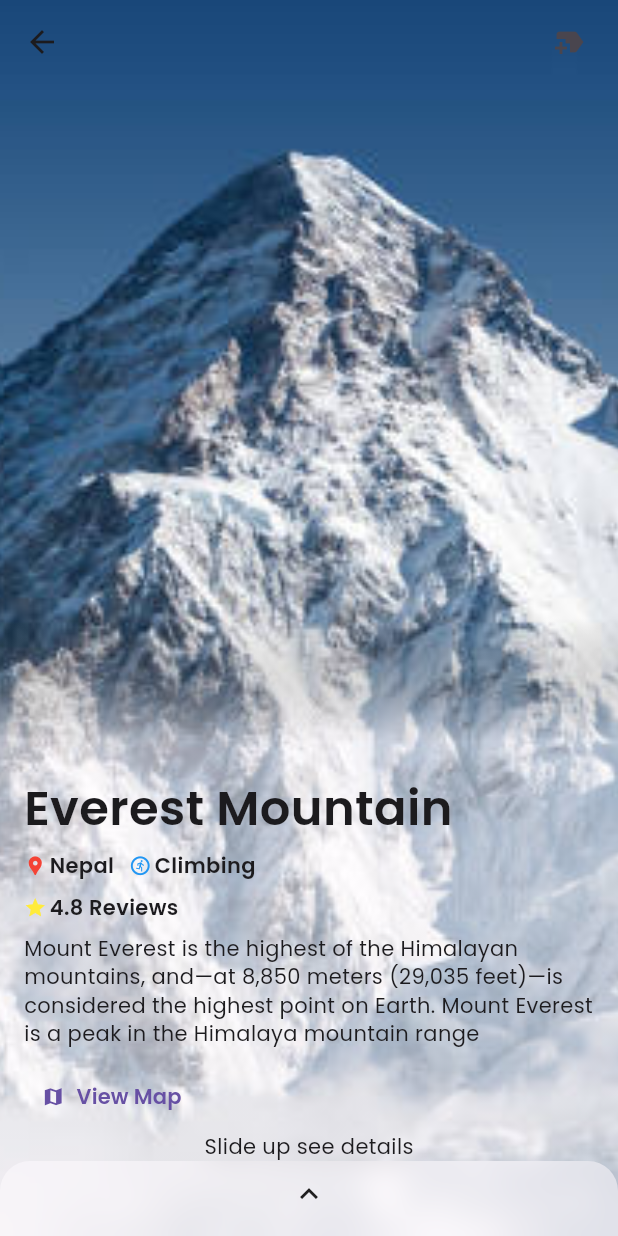
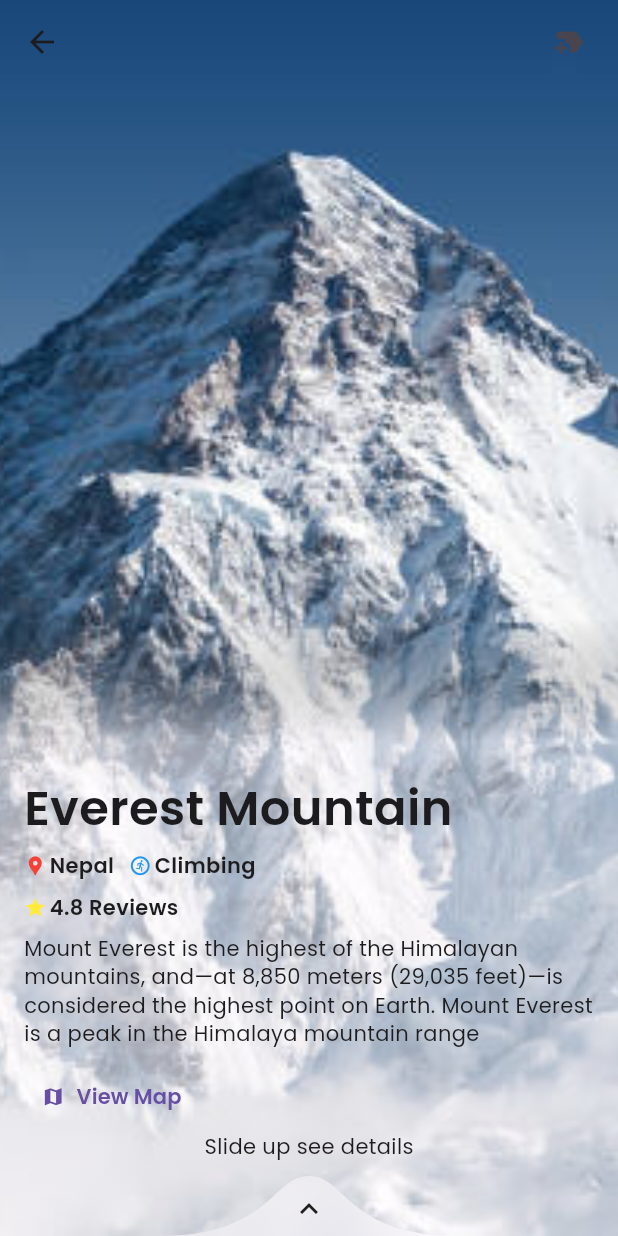
Before and after one commit to AnkitVerma8584/TripPlannerUi, a Flutter app: the PlaceDetailsScreen screen opened directly with sample values from the repository, on a phone screen of 412 x 824 dp. Run offline on Flutter 3.47's test engine with Material 2 defaults, Android fonts, the phone set to English and light mode, and no system bars; our stand-ins replace google_fonts, simple_gradient_text.

```diff
--- a/lib/pages/details/details_screen.dart
+++ b/lib/pages/details/details_screen.dart
@@ -1,8 +1,8 @@
-import 'dart:ui';
 import 'package:adventure/models/adventure_place.dart';
+import 'package:adventure/pages/details/sections/blurr_container.dart';
 import 'package:adventure/pages/details/sections/journey_details.dart';
 import 'package:adventure/pages/details/sections/place_details.dart';
-import 'package:adventure/theme/colors.dart';
+import 'package:adventure/pages/details/utils/constants.dart';
 import 'package:flutter/material.dart';
 
 class PlaceDetailsScreen extends StatefulWidget {
@@ -14,13 +14,14 @@ class PlaceDetailsScreen extends StatefulWidget {
 }
 
 class _PlaceDetailsScreenState extends State<PlaceDetailsScreen> {
-  double value = 50;
+  double value = MIN_HEIGHT;
 
   @override
   Widget build(BuildContext context) {
     final screenHeight = MediaQuery.of(context).size.height;
 
     return Scaffold(
+        backgroundColor: Colors.transparent,
         appBar: AppBar(
           backgroundColor: Colors.transparent,
           elevation: 0,
@@ -46,8 +47,8 @@ class _PlaceDetailsScreenState extends State<PlaceDetailsScreen> {
           ),
           Positioned.fill(
             child: AnimatedOpacity(
-              opacity: value == 50 ? 1 : 0,
-              duration: const Duration(milliseconds: 300),
+              opacity: value == MIN_HEIGHT ? 1 : 0,
+              duration: ANIMATION_DURATION,
               child: PlaceDetails(place: widget.place),
             ),
           ),
@@ -55,29 +56,16 @@ class _PlaceDetailsScreenState extends State<PlaceDetailsScreen> {
             left: 0,
             right: 0,
             bottom: 0,
-            child: ClipRRect(
-              borderRadius:
-                  const BorderRadius.vertical(top: Radius.circular(20)),
-              child: AnimatedContainer(
-                duration: const Duration(milliseconds: 300),
-                width: double.infinity,
-                height: value,
-                child: BackdropFilter(
-                  filter: ImageFilter.blur(sigmaX: 10, sigmaY: 10),
-                  child: Container(
-                    color: getSurfaceColor(context, opacity: 0.5),
-                  ),
-                ),
-              ),
-            ),
+            child: BlurredContainer(
+                value: value, height: value == MIN_HEIGHT ? 0 : MIN_HEIGHT),
           ),
           AnimatedPositioned(
-              duration: const Duration(milliseconds: 300),
+              duration: ANIMATION_DURATION,
               left: 0,
               right: 0,
               top: screenHeight - value,
               child: JourneyDetails(
-                  isDisplayed: value != 50,
+                  isDisplayed: value != MIN_HEIGHT,
                   place: widget.place,
                   onHeightChange: (val) => setState(() => value = val)))
         ]));
--- /dev/null
+++ b/lib/pages/details/sections/blurr_container.dart
@@ -0,0 +1,37 @@
+import 'dart:ui';
+import 'package:adventure/pages/details/utils/blurr_clip_path.dart';
+import 'package:adventure/pages/details/utils/constants.dart';
+import 'package:adventure/theme/colors.dart';
+import 'package:flutter/material.dart';
+
+class BlurredContainer extends StatelessWidget {
+  const BlurredContainer(
+      {super.key, required this.value, required this.height});
+  final double height;
+  final double value;
+
+  @override
+  Widget build(BuildContext context) {
+    return ClipRRect(
+      borderRadius: const BorderRadius.vertical(top: Radius.circular(20)),
+      child: TweenAnimationBuilder(
+        duration: ANIMATION_DURATION,
+        tween: Tween<double>(begin: 0.0, end: height),
+        builder: (_, double val, __) => ClipPath(
+          clipper: WavesPattern(animationOffset: val),
+          child: AnimatedContainer(
+            duration: ANIMATION_DURATION,
+            width: double.infinity,
+            height: value,
+            child: BackdropFilter(
+              filter: ImageFilter.blur(sigmaX: 10, sigmaY: 10),
+              child: Container(
+                color: getSurfaceColor(context, opacity: 0.5),
+              ),
+            ),
+          ),
+        ),
+      ),
+    );
+  }
+}
--- a/lib/pages/details/sections/journey_details.dart
+++ b/lib/pages/details/sections/journey_details.dart
@@ -1,4 +1,5 @@
 import 'package:adventure/models/adventure_place.dart';
+import 'package:adventure/pages/details/utils/constants.dart';
 import 'package:adventure/theme/colors.dart';
 import 'package:adventure/theme/typography.dart';
 import 'package:flutter/cupertino.dart';
@@ -28,7 +29,7 @@ class JourneyDetails extends StatelessWidget {
     return GestureDetector(
       key: containerKey,
       onVerticalDragUpdate: (details) =>
-          onHeightChange(details.delta.dy > 0 ? 50 : getHeight()),
+          onHeightChange(details.delta.dy > 0 ? MIN_HEIGHT : getHeight()),
       child: Container(
         padding: const EdgeInsets.symmetric(horizontal: 16),
         child: Column(
@@ -46,7 +47,7 @@ class JourneyDetails extends StatelessWidget {
                 duration: const Duration(milliseconds: 300),
               ),
             ),
-            const SizedBox(height: 15),
+            const SizedBox(height: 10),
             Text(
               "Journey Details",
               style: textTheme.headlineSmall,
--- /dev/null
+++ b/lib/pages/details/utils/blurr_clip_path.dart
@@ -0,0 +1,46 @@
+import 'package:adventure/pages/details/utils/constants.dart';
+import 'package:flutter/material.dart';
+
+class WavesPattern extends CustomClipper<Path> {
+  final double animationOffset;
+
+  WavesPattern({super.reclip, required this.animationOffset});
+
+  @override
+  Path getClip(Size size) {
+    final x = size.width;
+    final y = size.height;
+    final centerX = x / 2;
+
+    const waveOffset = 25;
+
+    Offset topLeft = Offset(0, MIN_HEIGHT - animationOffset);
+    Offset topRight = Offset(x, MIN_HEIGHT - animationOffset);
+    Offset bottomLeft = Offset(0, y);
+    Offset bottomRight = Offset(x, y);
+
+    Offset start =
+        Offset(centerX - waveOffset * 4, MIN_HEIGHT - animationOffset);
+    Offset ref11 = Offset(centerX - waveOffset, MIN_HEIGHT - animationOffset);
+    Offset ref12 = Offset(centerX - waveOffset, 0);
+
+    Offset center = Offset(centerX, 0);
+    Offset ref21 = Offset(centerX + waveOffset, 0);
+    Offset ref22 = Offset(centerX + waveOffset, MIN_HEIGHT - animationOffset);
+    Offset end = Offset(centerX + waveOffset * 4, MIN_HEIGHT - animationOffset);
+
+    Path path = Path();
+    path.moveTo(topLeft.dx, topLeft.dy);
+    path.lineTo(start.dx, start.dy);
+    path.cubicTo(ref11.dx, ref11.dy, ref12.dx, ref12.dy, center.dx, center.dy);
+    path.cubicTo(ref21.dx, ref21.dy, ref22.dx, ref22.dy, end.dx, end.dy);
+    path.lineTo(topRight.dx, topRight.dy);
+    path.lineTo(bottomRight.dx, bottomRight.dy);
+    path.lineTo(bottomLeft.dx, bottomLeft.dy);
+    path.close();
+    return path;
+  }
+
+  @override
+  bool shouldReclip(covariant CustomClipper<Path> oldClipper) => true;
+}
--- /dev/null
+++ b/lib/pages/details/utils/constants.dart
@@ -0,0 +1,3 @@
+const double MIN_HEIGHT = 40;
+
+const Duration ANIMATION_DURATION = Duration(milliseconds: 300);
```
